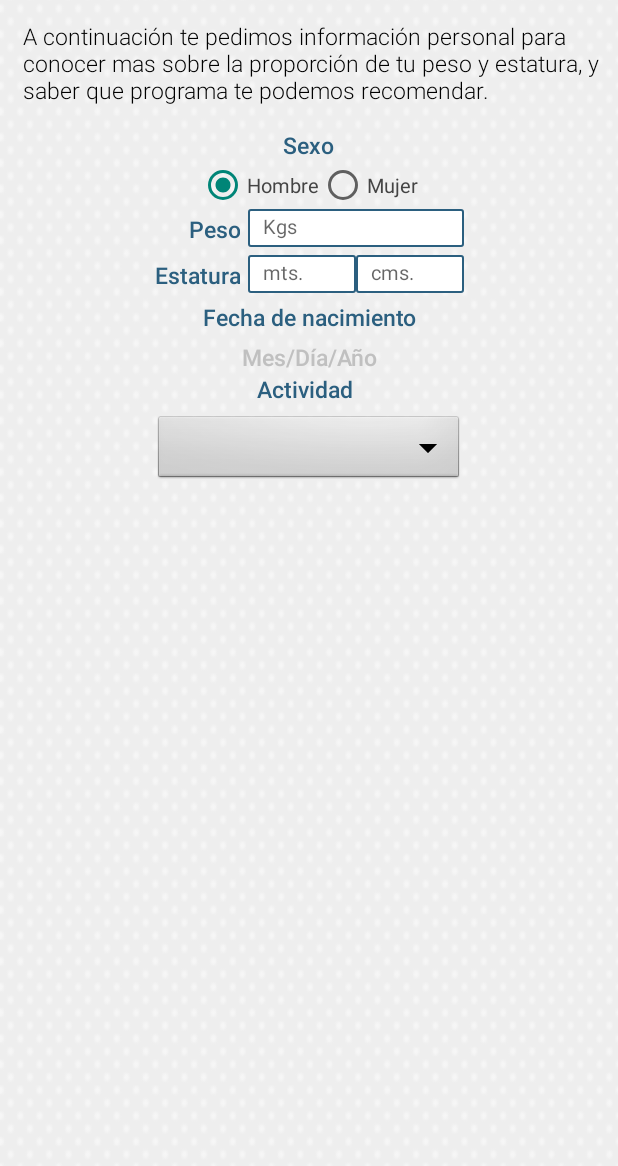
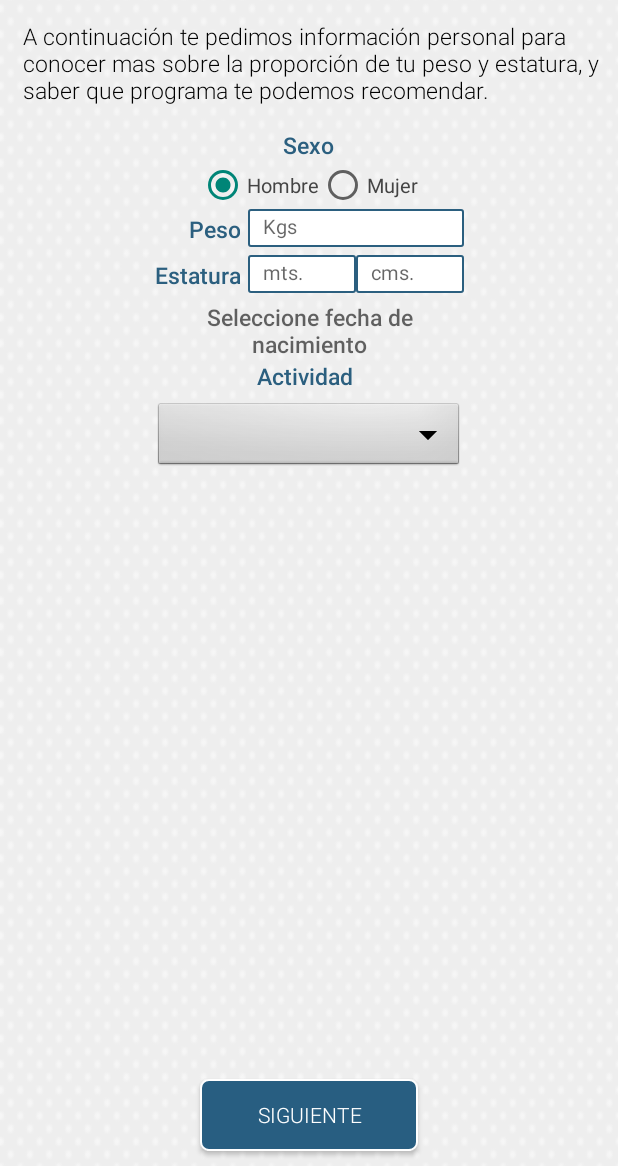
Before and after one commit to selery/Selery, an Android app: the layout activity_personal_information.xml on its own in the app's theme, with its tools: preview values and no code run, on a phone screen of 412 x 824 dp, the part 70-1236 px from its top. Run offline under Robolectric (Android 15) with nearby library versions, the phone set to English and light mode, and no system bars.

Commit message:
ultimos cambios

```diff
--- a/app/src/main/java/mx/selery/library/ui/ActivityBase.java
+++ b/app/src/main/java/mx/selery/library/ui/ActivityBase.java
@@ -162,7 +162,8 @@ public class ActivityBase extends AppCompatActivity
 
     public static void handleException(Exception ex)
     {
-        handleException(ex,false,null);
+        int x=0;
+        //handleException(ex,false,null);
     }
 
     public static void handleException(String ex)
--- a/app/src/main/res/layout/activity_personal_information.xml
+++ b/app/src/main/res/layout/activity_personal_information.xml
@@ -56,7 +56,7 @@
     </RadioGroup>
     <TableLayout
         android:layout_width="wrap_content"
-        android:layout_height="fill_parent"
+        android:layout_height="wrap_content"
         android:layout_gravity="center">
         <TableRow
             android:layout_width="fill_parent"
@@ -119,20 +119,7 @@
             android:layout_height="fill_parent"
             android:layout_marginTop="5dp">
             <TextView
-                android:text="@string/reg_personal_information_birthdate"
-                android:layout_width="wrap_content"
-                android:layout_height="wrap_content"
-                android:gravity="center"
-                android:layout_span="3"
-                style="@style/label1" />
-        </TableRow>
-        <TableRow
-            android:layout_width="fill_parent"
-            android:layout_height="fill_parent"
-            android:layout_marginTop="5dp">
-            <TextView
                 android:id="@+id/text_birthdate"
-                android:text="@string/reg_personal_information_birthdateformat"
                 android:layout_width="wrap_content"
                 android:layout_height="wrap_content"
                 android:gravity="center"
@@ -140,6 +127,8 @@
                 android:textColor="#C0C0C0"
                 android:onClick="showDatePickerDialog"
                 style="@style/label1"
+                android:hint="@string/reg_personal_information_birthdateformat"
+
                 />
 
 
--- a/app/src/main/res/values/strings.xml
+++ b/app/src/main/res/values/strings.xml
@@ -15,6 +15,8 @@
     <string name="misc_Settings">Ajustes</string>
     <string name="misc_Profile">Perfil</string>
     <string name="misc_ChangePassword">Cambiar password</string>
+    <string name="misc_years">años</string>
+
 
     <!--Registration-->
     <string name="reg_register">Registrarme</string>
@@ -45,12 +47,11 @@
     <string name="reg_personal_information_meters">mts.</string>
     <string name="reg_personal_information_cms">cms.</string>
     <string name="reg_personal_information_birthdate">Fecha de nacimiento</string>
-    <string name="reg_personal_information_birthdateformat">Mes/Día/Año</string>
+    <string name="reg_personal_information_birthdateformat">Seleccione fecha de nacimiento</string>
     <string name="reg_personal_information_activity">Actividad</string>
     <string name="reg_personal_information_activityprompt">Seleccionar actividad</string>
     <string name="reg_personal_information_infcontinue">Siguiente</string>
-
-    <!--Workout-->
+    <string name="reg_min_user_age">La edad mínima requerida es de</string>    <!--Workout-->
     <string name="wkt_program_item_BGColor">#00C7BE</string>
     <string name="wkt_program_item_BGAlternateColor">#1DA1CA</string>
     <string name="wkt_title_activity_program_list">Programas</string>
```
Also changed, not shown: app/src/main/java/mx/selery/library/security/UserSessionManager.java (+13 -0 lines), app/src/main/java/mx/selery/library/utility/DateTimeHelper.java (+12 -0 lines), app/src/main/java/mx/selery/selery/AppConstants.java (added, +8 -0 lines), app/src/main/java/mx/selery/selery/PersonalInformationActivity.java (+49 -11 lines).
